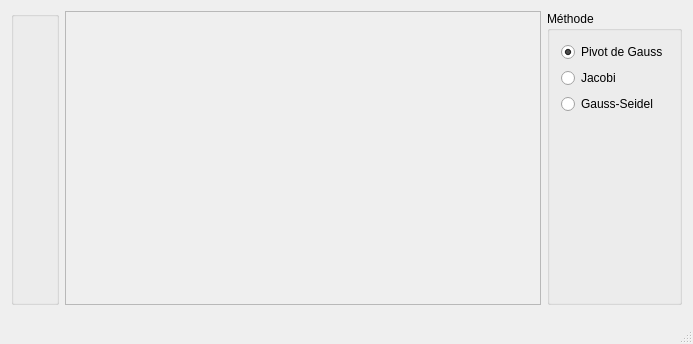
Lorette/Lorette, file src/lorette.ui: the form before one commit.
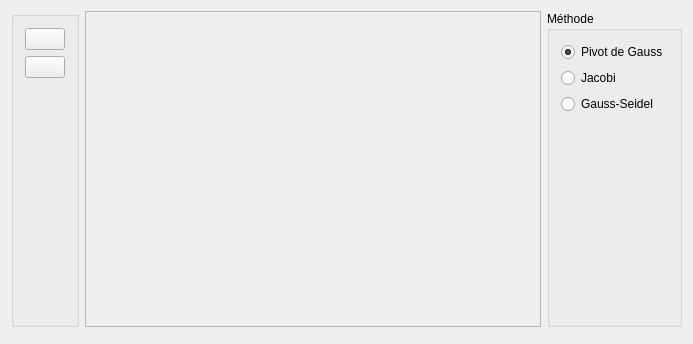
The form after the commit. Icons and pictures are not drawn.

```diff
--- a/src/lorette.ui
+++ b/src/lorette.ui
@@ -24,7 +24,7 @@
        <string/>
       </property>
       <layout class="QGridLayout" name="gridLayout_2">
-       <item row="0" column="0">
+       <item row="2" column="1">
         <spacer name="verticalSpacer_2">
          <property name="orientation">
           <enum>Qt::Vertical</enum>
@@ -37,6 +37,28 @@
          </property>
         </spacer>
        </item>
+       <item row="0" column="1">
+        <widget class="QPushButton" name="pushButton">
+         <property name="text">
+          <string/>
+         </property>
+         <property name="icon">
+          <iconset resource="../lorette.qrc">
+           <normaloff>:/images/add.png</normaloff>:/images/add.png</iconset>
+         </property>
+        </widget>
+       </item>
+       <item row="1" column="1">
+        <widget class="QPushButton" name="pushButton_2">
+         <property name="text">
+          <string/>
+         </property>
+         <property name="icon">
+          <iconset resource="../lorette.qrc">
+           <normaloff>:/images/del.png</normaloff>:/images/del.png</iconset>
+         </property>
+        </widget>
+       </item>
       </layout>
      </widget>
     </item>
@@ -50,8 +72,8 @@
         <rect>
          <x>0</x>
          <y>0</y>
-         <width>487</width>
-         <height>303</height>
+         <width>499</width>
+         <height>318</height>
         </rect>
        </property>
       </widget>
@@ -115,11 +137,6 @@
     </item>
    </layout>
   </widget>
-  <widget class="QStatusBar" name="statusBar">
-   <property name="cursor">
-    <cursorShape>ArrowCursor</cursorShape>
-   </property>
-  </widget>
  </widget>
  <layoutdefault spacing="6" margin="11"/>
  <resources/>
```
Left out of the diff: 4 changed lines with no effect on the pictures.
